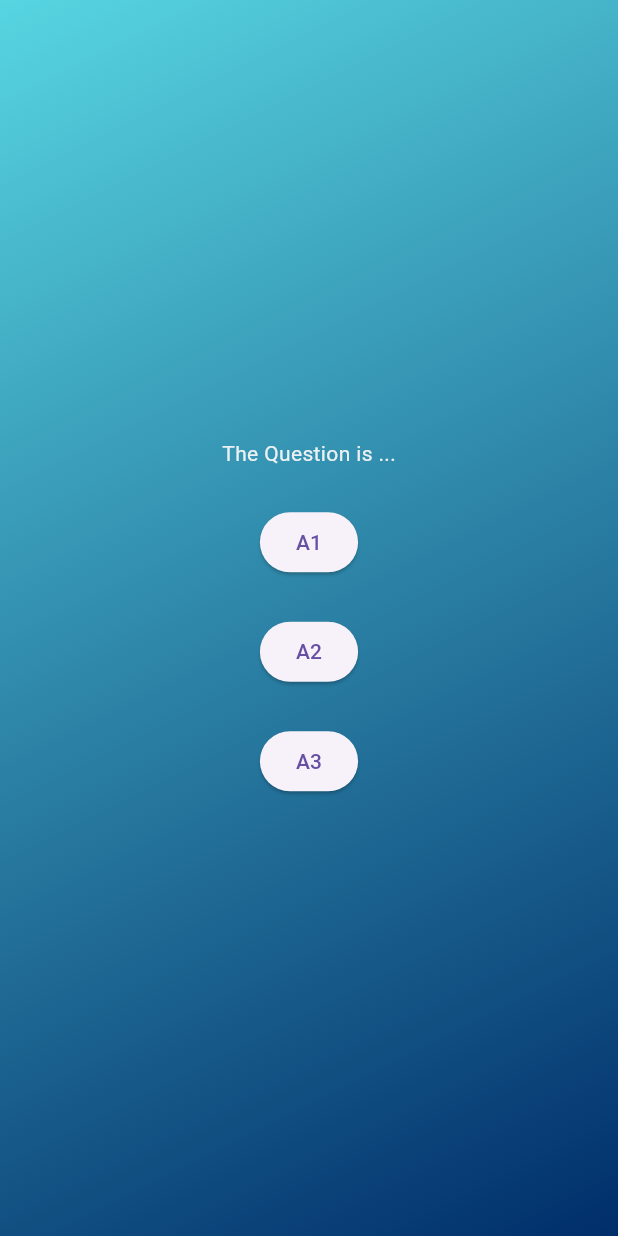
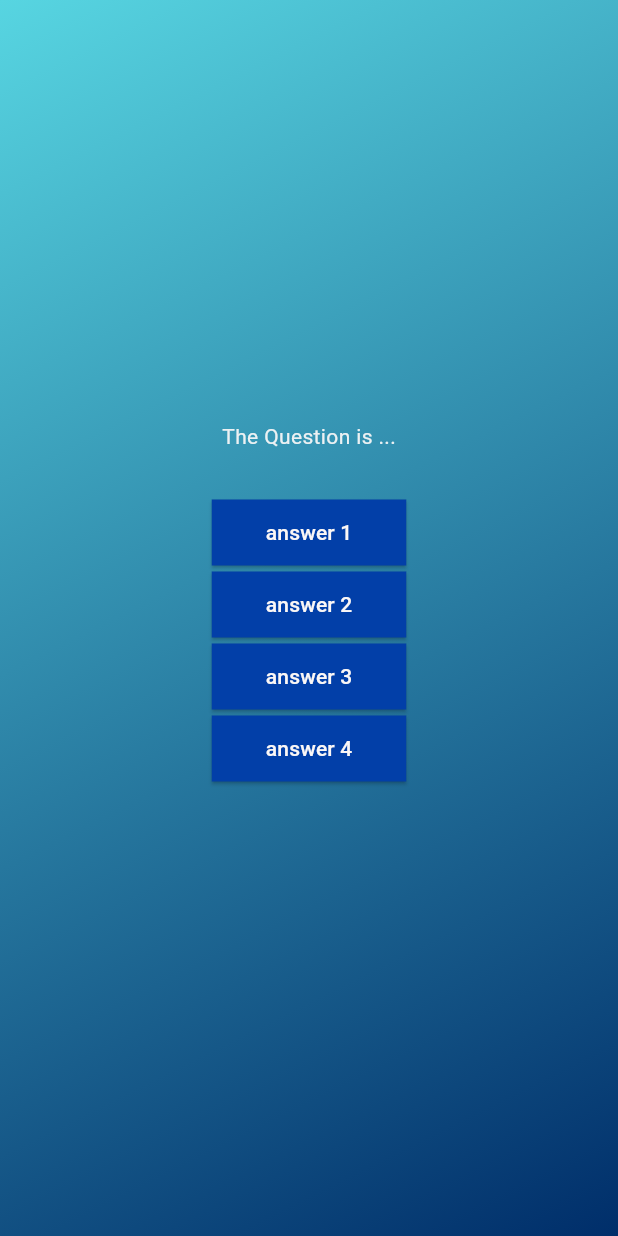
Before and after one commit to AaronPeterOcen/quiz_advanced_flutter, a Flutter app: the screen it shows after launch, after a tap on "Start quiz", on a phone screen of 412 x 824 dp. Run offline on Flutter 3.47's test engine with Material 3 defaults, Android fonts, the phone set to English and light mode, and no system bars.

Commit message:
creating reusable button styling

```diff
--- /dev/null
+++ b/lib/answer_button.dart
@@ -0,0 +1,32 @@
+import 'package:flutter/material.dart';
+
+class AnswerButton extends StatelessWidget {
+  const AnswerButton({
+    super.key,
+    required this.answerText,
+    required this.onEnter,
+  });
+
+  final String answerText;
+  final void Function() onEnter;
+
+  @override
+  Widget build(BuildContext context) {
+    return SizedBox(
+      // height: 30,
+      child: ElevatedButton(
+        onPressed: onEnter,
+        style: ElevatedButton.styleFrom(
+            // padding: EdgeInsets.all(10),
+            backgroundColor: const Color.fromARGB(255, 2, 63, 168),
+            foregroundColor: const Color.fromARGB(255, 251, 247, 246),
+            shape:
+                RoundedRectangleBorder(borderRadius: BorderRadius.circular(0))),
+        child: Padding(
+          padding: const EdgeInsets.all(12.0),
+          child: Text(answerText),
+        ),
+      ),
+    );
+  }
+}
--- a/lib/questions_screen.dart
+++ b/lib/questions_screen.dart
@@ -1,4 +1,5 @@
 import 'package:flutter/material.dart';
+import 'package:quiz_advanced_flutter/answer_button.dart';
 
 class QuestionsScreen extends StatefulWidget {
   const QuestionsScreen({super.key});
@@ -19,27 +20,24 @@ class _QuestionsScreenState extends State<QuestionsScreen> {
             'The Question is ...',
             style: TextStyle(color: Color.fromARGB(255, 236, 241, 243)),
           ),
-          const SizedBox(height: 25),
-          ElevatedButton(
-            onPressed: () {},
-            child: const Text(
-              'A1',
-            ),
+          const SizedBox(height: 30),
+          AnswerButton(
+            answerText: "answer 1",
+            onEnter: () {},
           ),
-          const SizedBox(height: 25),
-          ElevatedButton(
-            onPressed: () {},
-            child: const Text(
-              'A2',
-            ),
+          AnswerButton(
+            answerText: "answer 2",
+            onEnter: () {},
           ),
-          const SizedBox(height: 25),
-          ElevatedButton(
-            onPressed: () {},
-            child: const Text(
-              'A3',
-            ),
+          AnswerButton(
+            answerText: "answer 3",
+            onEnter: () {},
           ),
+          AnswerButton(
+            answerText: "answer 4",
+            onEnter: () {},
+          ),
+          const SizedBox(height: 20),
         ],
       ),
     );
```
